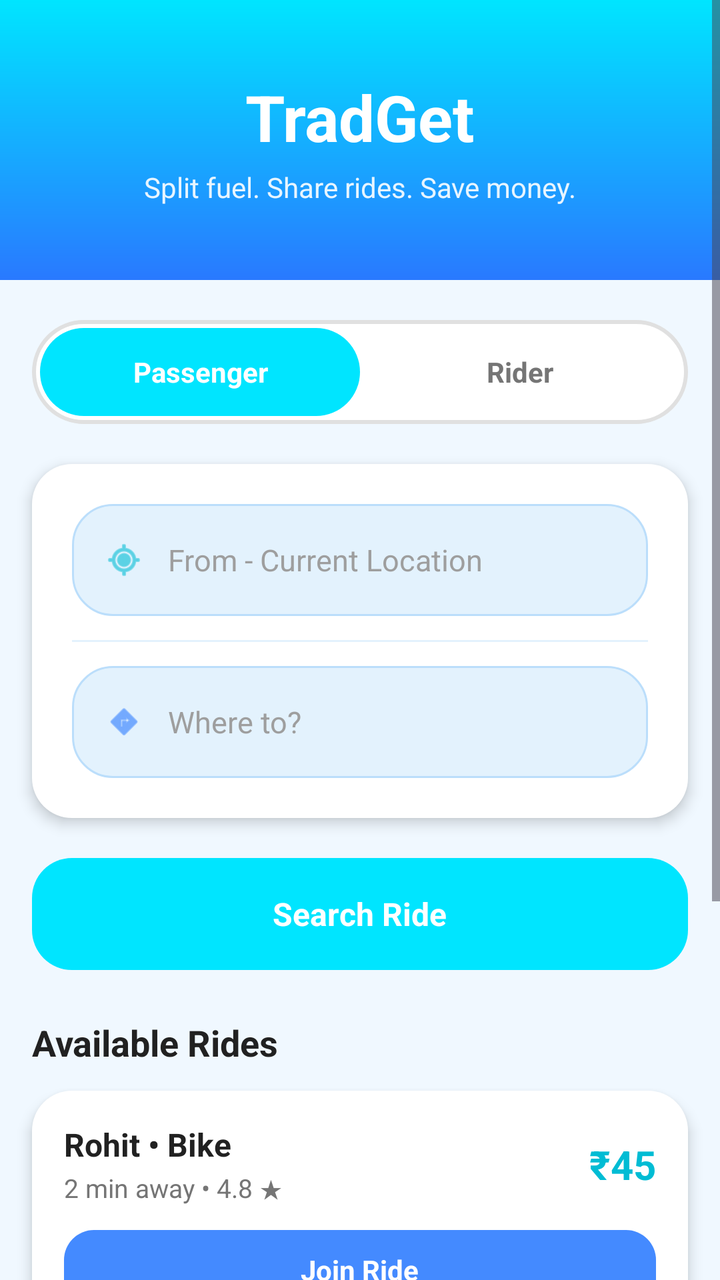
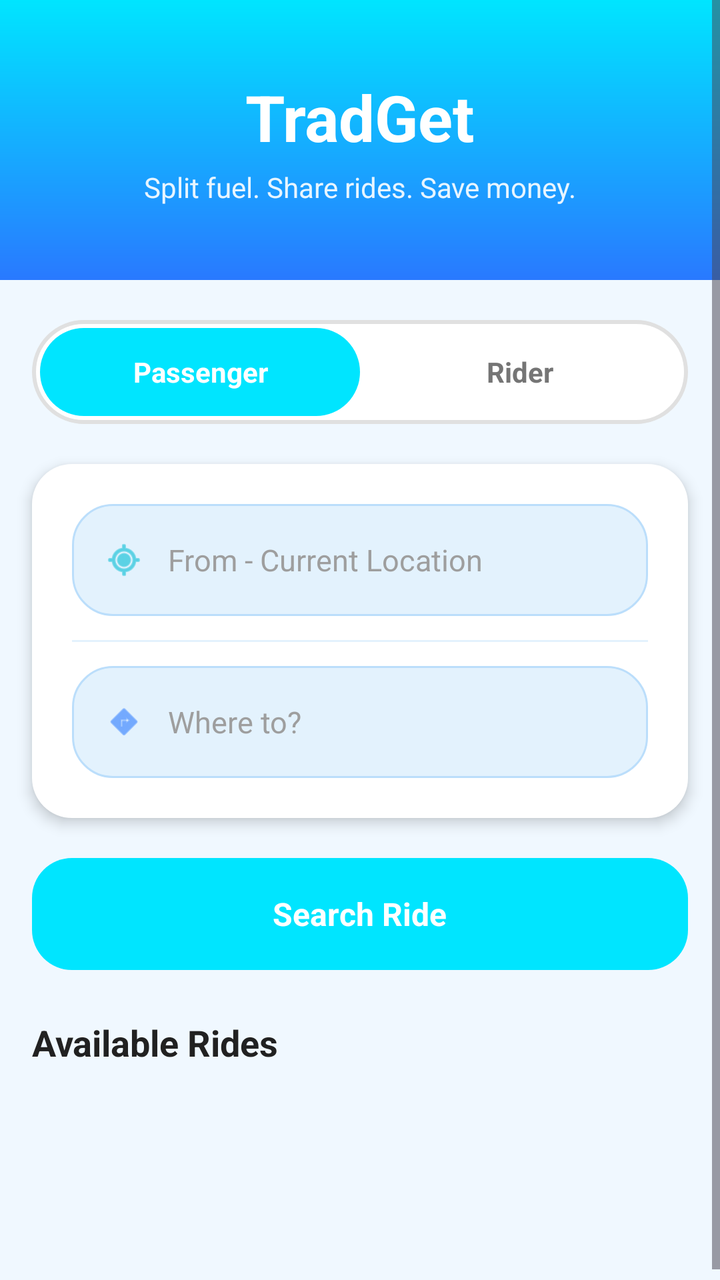

Two renders of the same Android screen: before a commit and after it. Below are the layout's source before the change and the commit's diff.
<!-- AndroidManifest.xml: application theme Theme.TradGet -->
<!-- res/layout/fragment_home.xml -->
<?xml version="1.0" encoding="utf-8"?>
<ScrollView xmlns:android="http://schemas.android.com/apk/res/android"
    xmlns:app="http://schemas.android.com/apk/res-auto"
    android:layout_width="match_parent"
    android:layout_height="match_parent"
    android:fillViewport="true"
    android:background="#F0F8FF">

    <LinearLayout
        android:layout_width="match_parent"
        android:layout_height="wrap_content"
        android:orientation="vertical">

        
        <LinearLayout
            android:layout_width="match_parent"
            android:layout_height="140dp"
            android:background="@drawable/gradient_header"
            android:gravity="center"
            android:orientation="vertical"
            android:padding="16dp">

            <TextView
                android:layout_width="wrap_content"
                android:layout_height="wrap_content"
                android:text="TradGet"
                android:textSize="32sp"
                android:textStyle="bold"
                android:textColor="#FFFFFF"
                android:fontFamily="sans-serif" />

            <TextView
                android:layout_width="wrap_content"
                android:layout_height="wrap_content"
                android:text="Split fuel. Share rides. Save money."
                android:textSize="14sp"
                android:textColor="#FFFFFF"
                android:alpha="0.9"
                android:layout_marginTop="4dp" />

        </LinearLayout>

        
        <LinearLayout
            android:layout_width="match_parent"
            android:layout_height="wrap_content"
            android:layout_marginHorizontal="16dp"
            android:layout_marginTop="20dp"
            android:orientation="horizontal"
            android:background="@drawable/bg_toggle_unselected"
            android:padding="4dp">

            <TextView
                android:id="@+id/togglePassenger"
                android:layout_width="0dp"
                android:layout_height="44dp"
                android:layout_weight="1"
                android:gravity="center"
                android:text="Passenger"
                android:textSize="14sp"
                android:textStyle="bold"
                android:textColor="#FFFFFF"
                android:background="@drawable/bg_toggle_selected" />

            <TextView
                android:id="@+id/toggleRider"
                android:layout_width="0dp"
                android:layout_height="44dp"
                android:layout_weight="1"
                android:gravity="center"
                android:text="Rider"
                android:textSize="14sp"
                android:textStyle="bold"
                android:textColor="#757575"
                android:background="@android:color/transparent" />

        </LinearLayout>

        
        <LinearLayout
            android:layout_width="match_parent"
            android:layout_height="wrap_content"
            android:layout_marginHorizontal="16dp"
            android:layout_marginTop="20dp"
            android:orientation="vertical"
            android:background="@drawable/bg_card"
            android:padding="20dp"
            android:elevation="4dp">

            
            <LinearLayout
                android:id="@+id/fromLocationContainer"
                android:layout_width="match_parent"
                android:layout_height="56dp"
                android:background="@drawable/bg_input_field"
                android:orientation="horizontal"
                android:gravity="center_vertical"
                android:paddingHorizontal="16dp"
                android:clickable="true"
                android:foreground="?attr/selectableItemBackground">

                <ImageView
                    android:layout_width="20dp"
                    android:layout_height="20dp"
                    android:src="@android:drawable/ic_menu_mylocation"
                    android:tint="#00BCD4" />

                <TextView
                    android:id="@+id/fromLocation"
                    android:layout_width="match_parent"
                    android:layout_height="wrap_content"
                    android:hint="From - Current Location"
                    android:paddingStart="12dp"
                    android:textSize="15sp"
                    android:textColor="#212121"
                    android:textColorHint="#9E9E9E" />

            </LinearLayout>

            
            <View
                android:layout_width="match_parent"
                android:layout_height="1dp"
                android:background="#E3F2FD"
                android:layout_marginVertical="12dp" />

            
            <LinearLayout
                android:id="@+id/toLocationContainer"
                android:layout_width="match_parent"
                android:layout_height="56dp"
                android:background="@drawable/bg_input_field"
                android:orientation="horizontal"
                android:gravity="center_vertical"
                android:paddingHorizontal="16dp"
                android:clickable="true"
                android:foreground="?attr/selectableItemBackground">

                <ImageView
                    android:layout_width="20dp"
                    android:layout_height="20dp"
                    android:src="@android:drawable/ic_menu_directions"
                    android:tint="#2979FF" />

                <TextView
                    android:id="@+id/toLocation"
                    android:layout_width="match_parent"
                    android:layout_height="wrap_content"
                    android:hint="Where to?"
                    android:paddingStart="12dp"
                    android:textSize="15sp"
                    android:textColor="#212121"
                    android:textColorHint="#9E9E9E" />

            </LinearLayout>

        </LinearLayout>

        
        <LinearLayout
            android:layout_width="match_parent"
            android:layout_height="56dp"
            android:layout_marginHorizontal="16dp"
            android:layout_marginTop="20dp"
            android:background="@drawable/bg_button_cyan"
            android:gravity="center"
            android:id="@+id/searchRideBtn"
            android:clickable="true"
            android:foreground="?attr/selectableItemBackground">

            <TextView
                android:layout_width="wrap_content"
                android:layout_height="wrap_content"
                android:text="Search Ride"
                android:textSize="16sp"
                android:textStyle="bold"
                android:textColor="#FFFFFF" />

        </LinearLayout>

        
        <TextView
            android:layout_width="match_parent"
            android:layout_height="wrap_content"
            android:layout_marginHorizontal="16dp"
            android:layout_marginTop="24dp"
            android:text="Available Rides"
            android:textSize="18sp"
            android:textStyle="bold"
            android:textColor="#212121" />

        
        <LinearLayout
            android:layout_width="match_parent"
            android:layout_height="wrap_content"
            android:layout_marginHorizontal="16dp"
            android:layout_marginTop="12dp"
            android:orientation="vertical"
            android:background="@drawable/bg_card"
            android:padding="16dp"
            android:elevation="4dp">

            <LinearLayout
                android:layout_width="match_parent"
                android:layout_height="wrap_content"
                android:orientation="horizontal"
                android:gravity="center_vertical">

                <LinearLayout
                    android:layout_width="0dp"
                    android:layout_height="wrap_content"
                    android:layout_weight="1"
                    android:orientation="vertical">

                    <TextView
                        android:layout_width="wrap_content"
                        android:layout_height="wrap_content"
                        android:text="Rohit • Bike"
                        android:textSize="16sp"
                        android:textStyle="bold"
                        android:textColor="#212121" />

                    <TextView
                        android:layout_width="wrap_content"
                        android:layout_height="wrap_content"
                        android:text="2 min away • 4.8 ★"
                        android:textSize="13sp"
                        android:textColor="#757575"
                        android:layout_marginTop="2dp" />

                </LinearLayout>

                <TextView
                    android:layout_width="wrap_content"
                    android:layout_height="wrap_content"
                    android:text="₹45"
                    android:textSize="20sp"
                    android:textStyle="bold"
                    android:textColor="#00BCD4" />

            </LinearLayout>

            <LinearLayout
                android:layout_width="match_parent"
                android:layout_height="40dp"
                android:layout_marginTop="12dp"
                android:background="@drawable/bg_button_join"
                android:gravity="center"
                android:clickable="true"
                android:foreground="?attr/selectableItemBackground">

                <TextView
                    android:layout_width="wrap_content"
                    android:layout_height="wrap_content"
                    android:text="Join Ride"
                    android:textSize="14sp"
                    android:textStyle="bold"
                    android:textColor="#FFFFFF" />

            </LinearLayout>

        </LinearLayout>

        
        <LinearLayout
            android:layout_width="match_parent"
            android:layout_height="wrap_content"
            android:layout_marginHorizontal="16dp"
            android:layout_marginTop="12dp"
            android:layout_marginBottom="100dp"
            android:orientation="vertical"
            android:background="@drawable/bg_card"
            android:padding="16dp"
            android:elevation="4dp">

            <LinearLayout
                android:layout_width="match_parent"
                android:layout_height="wrap_content"
                android:orientation="horizontal"
                android:gravity="center_vertical">

                <LinearLayout
                    android:layout_width="0dp"
                    android:layout_height="wrap_content"
                    android:layout_weight="1"
                    android:orientation="vertical">

                    <TextView
                        android:layout_width="wrap_content"
                        android:layout_height="wrap_content"
                        android:text="Simran • Scooty"
                        android:textSize="16sp"
                        android:textStyle="bold"
                        android:textColor="#212121" />

                    <TextView
                        android:layout_width="wrap_content"
                        android:layout_height="wrap_content"
                        android:text="5 min away • 4.9 ★"
                        android:textSize="13sp"
                        android:textColor="#757575"
                        android:layout_marginTop="2dp" />

                </LinearLayout>

                <TextView
                    android:layout_width="wrap_content"
                    android:layout_height="wrap_content"
                    android:text="₹38"
                    android:textSize="20sp"
                    android:textStyle="bold"
                    android:textColor="#00BCD4" />

            </LinearLayout>

            <LinearLayout
                android:layout_width="match_parent"
                android:layout_height="40dp"
                android:layout_marginTop="12dp"
                android:background="@drawable/bg_button_join"
                android:gravity="center"
                android:clickable="true"
                android:foreground="?attr/selectableItemBackground">

                <TextView
                    android:layout_width="wrap_content"
                    android:layout_height="wrap_content"
                    android:text="Join Ride"
                    android:textSize="14sp"
                    android:textStyle="bold"
                    android:textColor="#FFFFFF" />

            </LinearLayout>

        </LinearLayout>

    </LinearLayout>

</ScrollView>
<!-- resources referenced by this layout -->
<resources>
  <!-- drawable bg_button_cyan (drawable) -->
  <?xml version="1.0" encoding="utf-8"?>
  <shape xmlns:android="http://schemas.android.com/apk/res/android"
      android:shape="rectangle">
      <solid android:color="#00E5FF" />
      <corners android:radius="20dp" />
  </shape>
  <!-- drawable bg_button_join (drawable) -->
  <?xml version="1.0" encoding="utf-8"?>
  <shape xmlns:android="http://schemas.android.com/apk/res/android"
      android:shape="rectangle">
      <solid android:color="#448AFF" />
      <corners android:radius="15dp" />
  </shape>
  <!-- drawable bg_card (drawable) -->
  <?xml version="1.0" encoding="utf-8"?>
  <shape xmlns:android="http://schemas.android.com/apk/res/android"
      android:shape="rectangle">
      <solid android:color="#FFFFFF" />
      <corners android:radius="20dp" />
      <shadowColor android:color="#40000000" />
  </shape>
  <!-- drawable bg_input_field (drawable) -->
  <?xml version="1.0" encoding="utf-8"?>
  <shape xmlns:android="http://schemas.android.com/apk/res/android"
      android:shape="rectangle">
      <solid android:color="#E3F2FD" />
      <corners android:radius="20dp" />
      <stroke android:width="1dp" android:color="#BBDEFB" />
  </shape>
  <!-- drawable bg_toggle_selected (drawable) -->
  <?xml version="1.0" encoding="utf-8"?>
  <shape xmlns:android="http://schemas.android.com/apk/res/android"
      android:shape="rectangle">
      <solid android:color="#00E5FF" />
      <corners android:radius="25dp" />
  </shape>
  <!-- drawable bg_toggle_unselected (drawable) -->
  <?xml version="1.0" encoding="utf-8"?>
  <shape xmlns:android="http://schemas.android.com/apk/res/android"
      android:shape="rectangle">
      <solid android:color="#FFFFFF" />
      <corners android:radius="25dp" />
      <stroke android:width="2dp" android:color="#E0E0E0" />
  </shape>
  <!-- drawable gradient_header (drawable) -->
  <?xml version="1.0" encoding="utf-8"?>
  <shape xmlns:android="http://schemas.android.com/apk/res/android"
      android:shape="rectangle">
      <gradient
          android:angle="270"
          android:startColor="#00E5FF"
          android:endColor="#2979FF"
          android:type="linear" />
      <corners android:radius="0dp" />
  </shape>
  <style name="Theme.TradGet" parent="Base.Theme.TradGet" />
  <style name="Base.Theme.TradGet" parent="Theme.Material3.DayNight.NoActionBar">
          
          
      </style>
</resources>

<!-- the commit's change to res/layout/fragment_home.xml (unified diff, before → after) -->
@@ -169,6 +169,7 @@
             android:foreground="?attr/selectableItemBackground">
 
             <TextView
+                android:id="@+id/searchRideLabel"
                 android:layout_width="wrap_content"
                 android:layout_height="wrap_content"
                 android:text="Search Ride"
@@ -180,6 +181,7 @@
 
         
         <TextView
+            android:id="@+id/ridesTitle"
             android:layout_width="match_parent"
             android:layout_height="wrap_content"
             android:layout_marginHorizontal="16dp"
@@ -190,149 +192,38 @@
             android:textColor="#212121" />
 
         
-        <LinearLayout
-            android:layout_width="match_parent"
-            android:layout_height="wrap_content"
+        <ProgressBar
+            android:id="@+id/ridesProgress"
+            android:layout_width="32dp"
+            android:layout_height="32dp"
+            android:layout_gravity="center"
+            android:layout_marginTop="24dp"
+            android:indeterminateTint="#00BCD4"
+            android:visibility="gone" />
+
+        
+        <TextView
+            android:id="@+id/noRidesLabel"
+            android:layout_width="match_parent"
+            android:layout_height="wrap_content"
+            android:layout_marginHorizontal="16dp"
+            android:layout_marginTop="16dp"
+            android:text="No rides found for this route.\nTry a different destination or check back later."
+            android:textSize="14sp"
+            android:textColor="#9E9E9E"
+            android:textAlignment="center"
+            android:gravity="center"
+            android:visibility="gone" />
+
+        
+        <LinearLayout
+            android:id="@+id/dynamicRidesContainer"
+            android:layout_width="match_parent"
+            android:layout_height="wrap_content"
+            android:orientation="vertical"
             android:layout_marginHorizontal="16dp"
             android:layout_marginTop="12dp"
-            android:orientation="vertical"
-            android:background="@drawable/bg_card"
-            android:padding="16dp"
-            android:elevation="4dp">
-
-            <LinearLayout
-                android:layout_width="match_parent"
-                android:layout_height="wrap_content"
-                android:orientation="horizontal"
-                android:gravity="center_vertical">
-
-                <LinearLayout
-                    android:layout_width="0dp"
-                    android:layout_height="wrap_content"
-                    android:layout_weight="1"
-                    android:orientation="vertical">
-
-                    <TextView
-                        android:layout_width="wrap_content"
-                        android:layout_height="wrap_content"
-                        android:text="Rohit • Bike"
-                        android:textSize="16sp"
-                        android:textStyle="bold"
-                        android:textColor="#212121" />
-
-                    <TextView
-                        android:layout_width="wrap_content"
-                        android:layout_height="wrap_content"
-                        android:text="2 min away • 4.8 ★"
-                        android:textSize="13sp"
-                        android:textColor="#757575"
-                        android:layout_marginTop="2dp" />
-
-                </LinearLayout>
-
-                <TextView
-                    android:layout_width="wrap_content"
-                    android:layout_height="wrap_content"
-                    android:text="₹45"
-                    android:textSize="20sp"
-                    android:textStyle="bold"
-                    android:textColor="#00BCD4" />
-
-            </LinearLayout>
-
-            <LinearLayout
-                android:layout_width="match_parent"
-                android:layout_height="40dp"
-                android:layout_marginTop="12dp"
-                android:background="@drawable/bg_button_join"
-                android:gravity="center"
-                android:clickable="true"
-                android:foreground="?attr/selectableItemBackground">
-
-                <TextView
-                    android:layout_width="wrap_content"
-                    android:layout_height="wrap_content"
-                    android:text="Join Ride"
-                    android:textSize="14sp"
-                    android:textStyle="bold"
-                    android:textColor="#FFFFFF" />
-
-            </LinearLayout>
-
-        </LinearLayout>
-
-        
-        <LinearLayout
-            android:layout_width="match_parent"
-            android:layout_height="wrap_content"
-            android:layout_marginHorizontal="16dp"
-            android:layout_marginTop="12dp"
-            android:layout_marginBottom="100dp"
-            android:orientation="vertical"
-            android:background="@drawable/bg_card"
-            android:padding="16dp"
-            android:elevation="4dp">
-
-            <LinearLayout
-                android:layout_width="match_parent"
-                android:layout_height="wrap_content"
-                android:orientation="horizontal"
-                android:gravity="center_vertical">
-
-                <LinearLayout
-                    android:layout_width="0dp"
-                    android:layout_height="wrap_content"
-                    android:layout_weight="1"
-                    android:orientation="vertical">
-
-                    <TextView
-                        android:layout_width="wrap_content"
-                        android:layout_height="wrap_content"
-                        android:text="Simran • Scooty"
-                        android:textSize="16sp"
-                        android:textStyle="bold"
-                        android:textColor="#212121" />
-
-                    <TextView
-                        android:layout_width="wrap_content"
-                        android:layout_height="wrap_content"
-                        android:text="5 min away • 4.9 ★"
-                        android:textSize="13sp"
-                        android:textColor="#757575"
-                        android:layout_marginTop="2dp" />
-
-                </LinearLayout>
-
-                <TextView
-                    android:layout_width="wrap_content"
-                    android:layout_height="wrap_content"
-                    android:text="₹38"
-                    android:textSize="20sp"
-                    android:textStyle="bold"
-                    android:textColor="#00BCD4" />
-
-            </LinearLayout>
-
-            <LinearLayout
-                android:layout_width="match_parent"
-                android:layout_height="40dp"
-                android:layout_marginTop="12dp"
-                android:background="@drawable/bg_button_join"
-                android:gravity="center"
-                android:clickable="true"
-                android:foreground="?attr/selectableItemBackground">
-
-                <TextView
-                    android:layout_width="wrap_content"
-                    android:layout_height="wrap_content"
-                    android:text="Join Ride"
-                    android:textSize="14sp"
-                    android:textStyle="bold"
-                    android:textColor="#FFFFFF" />
-
-            </LinearLayout>
-
-        </LinearLayout>
+            android:layout_marginBottom="100dp" />
 
     </LinearLayout>
 
<!-- resource entries referenced after the edit -->
@@ -6,13 +6,6 @@
       android:shape="rectangle">
       <solid android:color="#00E5FF" />
       <corners android:radius="20dp" />
-  </shape>
-  <!-- drawable bg_button_join (drawable) -->
-  <?xml version="1.0" encoding="utf-8"?>
-  <shape xmlns:android="http://schemas.android.com/apk/res/android"
-      android:shape="rectangle">
-      <solid android:color="#448AFF" />
-      <corners android:radius="15dp" />
   </shape>
   <!-- drawable bg_card (drawable) -->
   <?xml version="1.0" encoding="utf-8"?>
